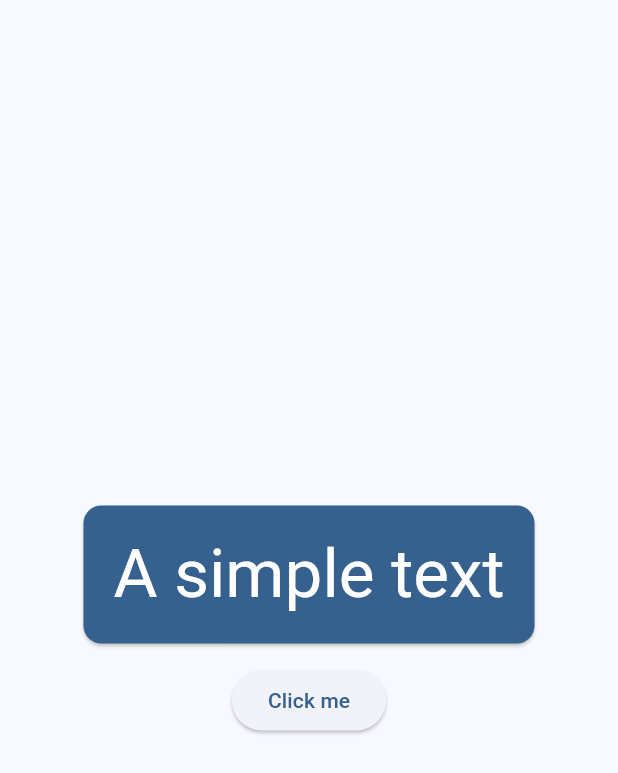
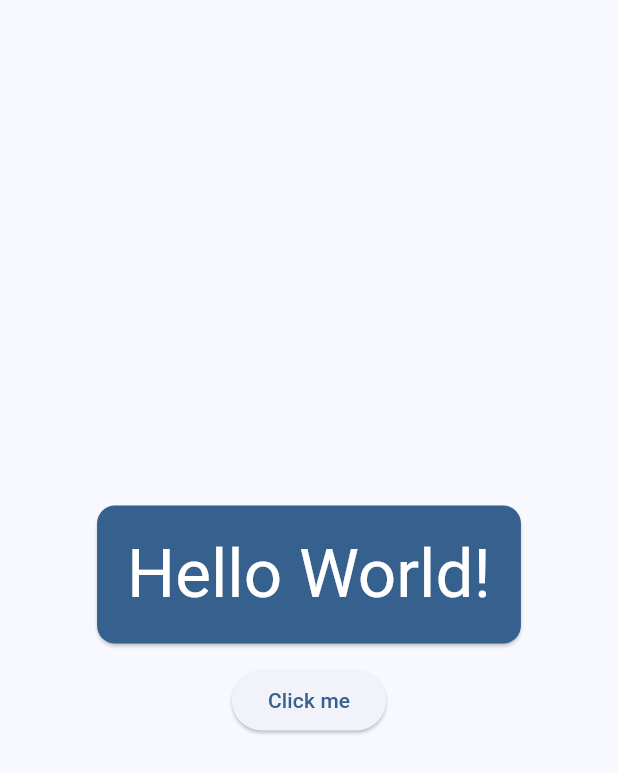
Before and after one commit to OSS-42/15---MOBILE, a Flutter app: the screen it shows after launch, after a tap on "Click me", on a phone screen of 412 x 824 dp. Shown: the top 773 px of the screen. Run offline on Flutter 3.47's test engine with Material 3 defaults, Android fonts, the phone set to English and light mode, and no system bars; our stand-ins replace logger.

Commit message:
end of ex01

```diff
--- a/mobileModule00/ex00/lib/main.dart
+++ b/mobileModule00/ex00/lib/main.dart
@@ -1,121 +1,4 @@
-// import 'package:flutter/material.dart';
-// import 'package:english_words/english_words.dart';
-// import 'package:provider/provider.dart'; //pour le provider
-// import 'package:logger/logger.dart'; //pour logger en console plutot que print.
-
-// // to add a log in the console instead of print().
-// var logger = Logger(
-//   printer: PrettyPrinter(),
-// );
-// void main() {
-//   runApp(const MyApp());
-// }
-
-// class MyApp extends StatelessWidget {
-//   const MyApp({super.key});
-
-//   // This widget is the root of your application.
-//   @override
-//   Widget build(BuildContext context) {
-//     return ChangeNotifierProvider(
-//       create: (context) => MyAppState(),
-//       child: MaterialApp(
-//         title: 'Mobile Module00 - ex00',
-//         theme: ThemeData(// This is the theme of your application.
-//           colorScheme: ColorScheme.fromSeed(seedColor: Colors.blue),
-//           useMaterial3: true,
-//         ),
-//         home: const MyHomePage(),
-//       ),
-//     );
-//   }
-// }
-
-// class MyAppState extends ChangeNotifier {
-//   var current = WordPair.random();
-// }
-
-// class MyHomePage extends StatelessWidget {
-//   const MyHomePage({super.key});
-
-//   @override
-//   Widget build(BuildContext context) {
-//     // var appState = context.watch<MyAppState>();
-//     // var pair = appState.current;
-
-//     return Scaffold(
-//       body: Center(
-//         child: Column (
-//           mainAxisAlignment: MainAxisAlignment.center,
-//           children: [
-//             const SimpleText(),
-//             // BigCard(pair: pair),
-//             const SizedBox(height: 10),
-//             ElevatedButton (
-//               onPressed: () {
-//                 logger.i('Button pressed');
-//               },
-//               child: const Text('Click me'),
-//             ),
-//           ],
-//         ),
-//       ),
-//     );
-//   }
-// }
-
-// class SimpleText extends StatelessWidget {
-//   const SimpleText({
-//     super.key,
-//   });
-
-//   @override
-//   Widget build(BuildContext context) {
-//     final theme = Theme.of(context);
-//     final style = theme.textTheme.displayMedium!.copyWith(
-//       color: theme.colorScheme.onPrimary,
-//     );
-
-//     return Card(
-//         color: theme.colorScheme.primary,
-//         child: Padding(
-//           padding: const EdgeInsets.all(20),
-//           child: Text('A simple text', style: style),
-//         ),
-//     );
-//   }
-// }
-
-// class BigCard extends StatelessWidget {
-//   const BigCard({
-//     super.key,
-//     required this.pair,
-//   });
-
-//   final WordPair pair;
-
-//   @override
-//   Widget build(BuildContext context) {
-//     final theme = Theme.of(context);
-//     final style = theme.textTheme.displayMedium!.copyWith(
-//       color: theme.colorScheme.onPrimary,
-//     );
-
-//     return Card(
-//       color: theme.colorScheme.primary,
-//       child: Padding(
-//         padding: const EdgeInsets.all(20),
-//         child: Text(pair.asPascalCase, style: style),
-//       ),
-//     );
-//   }
-// }
-//-----------------------------END OF EX00--------------------------------------
-
-//-----------------------------START OF EX01------------------------------------
 import 'package:flutter/material.dart';
-import 'package:english_words/english_words.dart';
-import 'package:provider/provider.dart'; //pour le provider
 import 'package:logger/logger.dart'; //pour logger en console plutot que print.
 
 // to add a log in the console instead of print().
@@ -132,42 +15,39 @@ class MyApp extends StatelessWidget {
   // This widget is the root of your application.
   @override
   Widget build(BuildContext context) {
-    return ChangeNotifierProvider(
-      create: (context) => MyAppState(),
-      child: MaterialApp(
-        title: 'Mobile Module00 - ex00',
+    return MaterialApp(
+      title: 'Mobile Module00 - ex01',
       theme: ThemeData(// This is the theme of your application.
         colorScheme: ColorScheme.fromSeed(seedColor: Colors.blue),
         useMaterial3: true,
       ),
       home: const MyHomePage(),
-      ),
     );
   }
 }
 
-class MyAppState extends ChangeNotifier {
-  var current = WordPair.random();
-}
-
-class MyHomePage extends StatelessWidget {
+class MyHomePage extends StatefulWidget {
   const MyHomePage({super.key});
 
   @override
+  _MyHomePageState createState() => _MyHomePageState();
+}
+
+class _MyHomePageState extends State<MyHomePage> {
+  final ValueNotifier<int> appStateNotifier = ValueNotifier<int>(0); //variable qui sera écoutée
+
+  @override
   Widget build(BuildContext context) {
-    // var appState = context.watch<MyAppState>();
-    // var pair = appState.current;
-
     return Scaffold(
       body: Center(
         child: Column (
           mainAxisAlignment: MainAxisAlignment.center,
           children: [
-            const SimpleText(),
-            // BigCard(pair: pair),
+            SimpleText(appStateNotifier: appStateNotifier),
             const SizedBox(height: 10),
             ElevatedButton (
               onPressed: () {
+                appStateNotifier.value = appStateNotifier.value == 1 ? 0 : 1; //changemenet de la variable écoutée
                 logger.i('Button pressed');
               },
               child: const Text('Click me'),
@@ -180,9 +60,9 @@ class MyHomePage extends StatelessWidget {
 }
 
 class SimpleText extends StatelessWidget {
-  const SimpleText({
-    super.key,
-  });
+  final ValueNotifier<int> appStateNotifier;
+
+  const SimpleText({super.key, required this.appStateNotifier});
 
   @override
   Widget build(BuildContext context) {
@@ -190,38 +70,41 @@ class SimpleText extends StatelessWidget {
     final style = theme.textTheme.displayMedium!.copyWith(
       color: theme.colorScheme.onPrimary,
     );
-
+    //appState is automatically set to the current value of appStateBotifier by the ValueListenableBuilder.
+    //You don't need to explicitly define appState = appStateNotifier.value because the ValuelistenableBuilder handles this for you.
+    return ValueListenableBuilder<int>(
+      valueListenable: appStateNotifier,
+      builder: (context, appState, child) {
         return Card(
             color: theme.colorScheme.primary,
             child: Padding(
               padding: const EdgeInsets.all(20),
-          child: Text('A simple text', style: style),
+                child: Text(
+                  appState == 0 ? 'A Simple text' : 'Hello World!',
+                  style: style,
                 ),
+            ),
+        );
+      }
     );
   }
 }
 
-// class BigCard extends StatelessWidget {
-//   const BigCard({
-//     super.key,
-//     required this.pair,
-//   });
-
-//   final WordPair pair;
-
-//   @override
-//   Widget build(BuildContext context) {
-//     final theme = Theme.of(context);
-//     final style = theme.textTheme.displayMedium!.copyWith(
-//       color: theme.colorScheme.onPrimary,
-//     );
-
-//     return Card(
-//       color: theme.colorScheme.primary,
-//       child: Padding(
-//         padding: const EdgeInsets.all(20),
-//         child: Text(pair.asPascalCase, style: style),
-//       ),
-//     );
-//   }
-// }
+//The ValueListenableBuilder handles the assignment of apPState for you because it is
+// deisgned to listen to a ValueListenable and automatically rebuild the widget tree
+//when the value changes. here's a step-by-step explanation:
+//1. Value Listenable : appStateNotifier is a ValueNotifier'int", which is a type of
+//  ValueListenable. it holds a value and notifies listeners when the value changes.
+//2. ValueListenableBuilder: this widget listens to a ValueListenable and rebuilds its
+//  child widget whenever the value changes. It takes three parameters :
+//  - valueListenable: the ValueListenable to listen to.
+//  - builder: a function that gets called whenever the value changes. It provides
+//    the current value as parameter.
+//  - child: an optional constant child widget that does not depend on the value.
+//3. builder function: the builder function is called with three parameters :
+//  - context: the build context.
+//  - appState: the current value of the ValueListenable (appStateNotifier).
+//  - child: the optional constant child widget.
+//Because ValueListenableBuilder automatically passes the current value of
+//appStateNotifier to the builder function as appState, you don't need to manually
+//assign appState = appStateNotifier.value.
```
Lines whose indentation alone changed are shown as unchanged.
